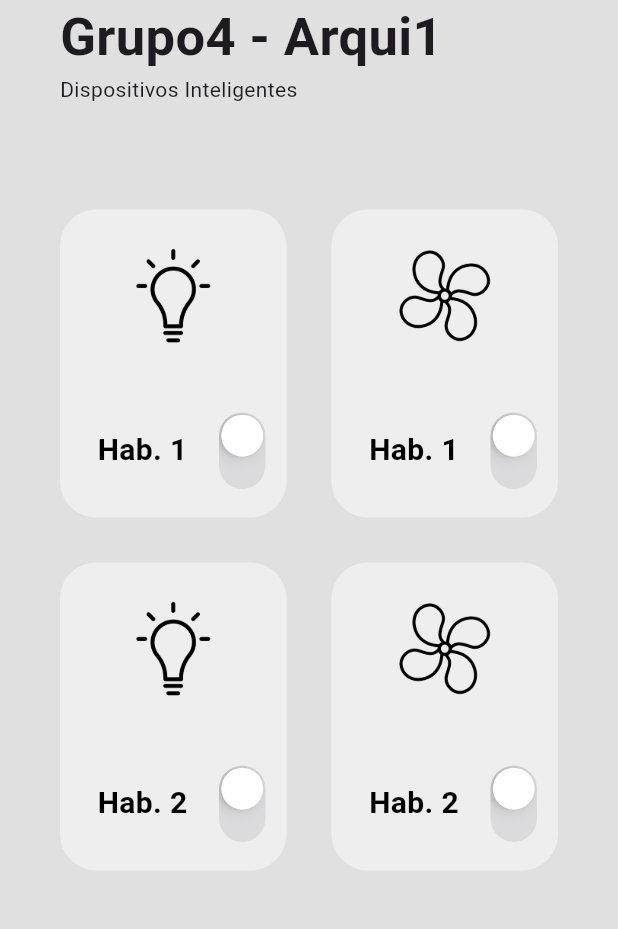
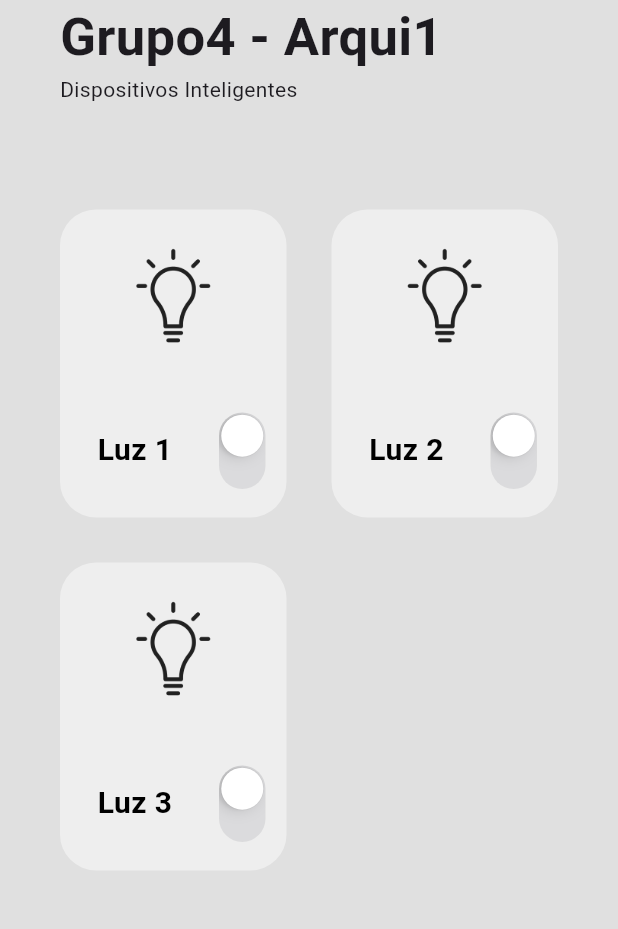
Before and after one commit to brandonT2002/ACYE1_A_1S24_G4, a Flutter app: the screen it shows after launch, on a phone screen of 412 x 824 dp, the part 152-1081 px from its top. Run offline on Flutter 3.47's test engine with Material 3 defaults, Android fonts, the phone set to English and light mode, and no system bars; our stand-ins replace flutter_bluetooth_serial, permission_handler.

Commit message:
[update] app

```diff
--- a/PRACTICA 3/smart_home/lib/pages/home_page.dart
+++ b/PRACTICA 3/smart_home/lib/pages/home_page.dart
@@ -29,10 +29,9 @@ class _HomePageState extends State<HomePage> {
   // list of smart devices
   List mySmartDevices = [
     // [ name, path, status ]
-    ["Hab. 1", "assets/light-bulb.png", false],
-    ["Hab. 1", "assets/fan.png", false],
-    ["Hab. 2", "assets/light-bulb.png", false],
-    ["Hab. 2", "assets/fan.png", false],
+    ["Luz 1", "assets/light-bulb.png", false],
+    ["Luz 2", "assets/light-bulb.png", false],
+    ["Luz 3", "assets/light-bulb.png", false],
   ];
 
   // power button switched
@@ -40,6 +39,11 @@ class _HomePageState extends State<HomePage> {
     setState(() {
       mySmartDevices[index][2] = value;
     });
+
+    // Calcular el valor a enviar basado en el índice y el patrón especificado
+    int valueToSend = index * 2 + (value ? 1 : 2); // Si el interruptor está activado, se suma 1, de lo contrario se suma 2
+    String dataToSend = valueToSend.toString();
+    _sendData(dataToSend);
   }
 
   // Function to show Bluetooth dialog
@@ -47,6 +51,8 @@ class _HomePageState extends State<HomePage> {
     showDialog(
       context: context,
       builder: (BuildContext context) {
+        if (_bluetoothState) {
+          // Si el Bluetooth está activado, mostrar la lista de dispositivos
           return Dialog(
             child: Scaffold(
               appBar: AppBar(
@@ -68,6 +74,21 @@ class _HomePageState extends State<HomePage> {
               ),
             ),
           );
+        } else {
+          // Si el Bluetooth está desactivado, mostrar un mensaje indicando que está apagado
+          return AlertDialog(
+            title: Text("Bluetooth"),
+            content: Text("Activa el Bluetooth para ver los dispositivos."),
+            actions: <Widget>[
+              TextButton(
+                onPressed: () {
+                  Navigator.of(context).pop();
+                },
+                child: Text("OK"),
+              ),
+            ],
+          );
+        }
       },
     );
   }
--- a/PRACTICA 3/smart_home/lib/util/smart_devices_box.dart
+++ b/PRACTICA 3/smart_home/lib/util/smart_devices_box.dart
@@ -36,7 +36,7 @@ class SmartDeviceBox extends StatelessWidget {
             Image.asset(
               iconPath,
               height: 65,
-              color: powerOn ? Colors.white : Colors.black,
+              color: powerOn ? Colors.grey[200] : Colors.grey[900],
             ),
 
             // smart device name + switch
```
Lines whose indentation alone changed are shown as unchanged.
